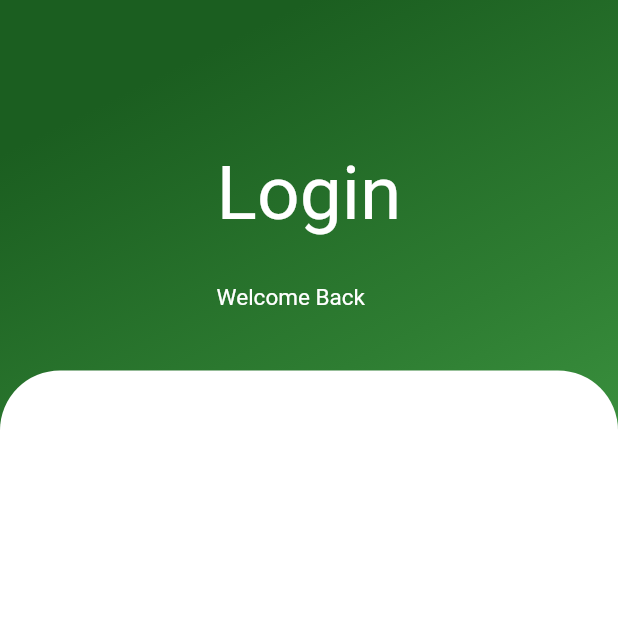
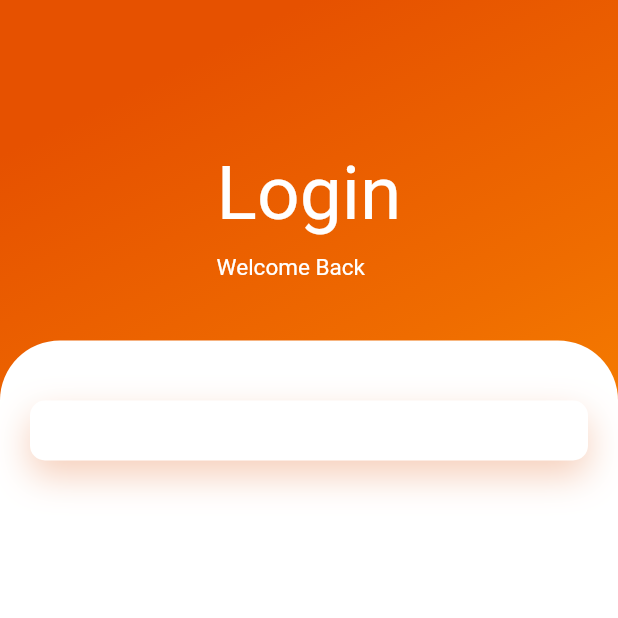
Before and after one commit to theProgrammerDavid/flutter-login, a Flutter app: the screen it shows after launch, on a phone screen of 412 x 824 dp, the top half of it. Run offline on Flutter 3.47's test engine with Material 2 defaults, Android fonts, the phone set to English and light mode, and no system bars.

Commit message:
[WIP]: text fields

```diff
--- a/GradientLogin1/lib/main.dart
+++ b/GradientLogin1/lib/main.dart
@@ -16,9 +16,9 @@ class HomePage extends StatelessWidget {
           width: double.infinity,
           decoration: BoxDecoration(
               gradient: LinearGradient(begin: Alignment.topCenter, colors: [
-            Colors.green[900],
-            Colors.green[800],
-            Colors.green[600]
+            Colors.orange[900],
+            Colors.orange[800],
+            Colors.orange[600]
           ])),
           child: Column(children: <Widget>[
             SizedBox(height: 80),
@@ -29,14 +29,38 @@ class HomePage extends StatelessWidget {
                     children: <Widget>[
                       Text("Login",
                           style: TextStyle(color: Colors.white, fontSize: 50)),
-                      SizedBox(height: 30),
+                      SizedBox(height: 10),
                       Text("Welcome Back",
                           style: TextStyle(color: Colors.white, fontSize: 15)),
                     ])),
             SizedBox(height: 20),
             Expanded(
                 child: Container(
-              decoration: BoxDecoration(color: Colors.white, borderRadius:BorderRadius.only(topLeft: Radius.circular(borderRadiusValue), topRight: Radius.circular(borderRadiusValue))),
+              decoration: BoxDecoration(
+                  color: Colors.white,
+                  borderRadius: BorderRadius.only(
+                      topLeft: Radius.circular(borderRadiusValue),
+                      topRight: Radius.circular(borderRadiusValue))),
+              child: Padding(
+                  padding: EdgeInsets.all(20),
+                  child: Column(children: <Widget>[
+                    SizedBox(height:20),
+                    Container(
+                      padding: EdgeInsets.all(20),
+                      decoration: BoxDecoration(
+                          boxShadow: [
+                            BoxShadow(
+                                color: Color.fromRGBO(225, 95, 27, .3),
+                                blurRadius: 20,
+                                offset: Offset(0, 10))
+                          ],
+                          borderRadius: BorderRadius.circular(10),
+                          color: Colors.white),
+                          child: Column(children: <Widget>[
+                            Container()
+                          ]),
+                    ),
+                  ])),
             )),
           ]),
         ),
```
Also changed, not shown: 1 other file.
